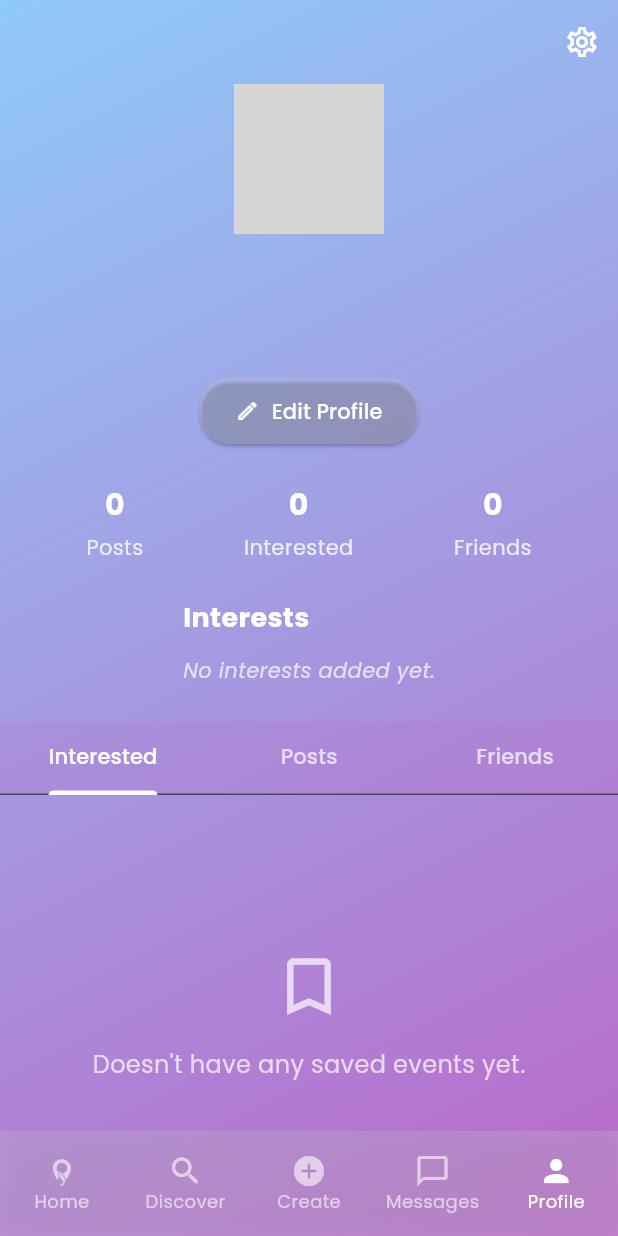
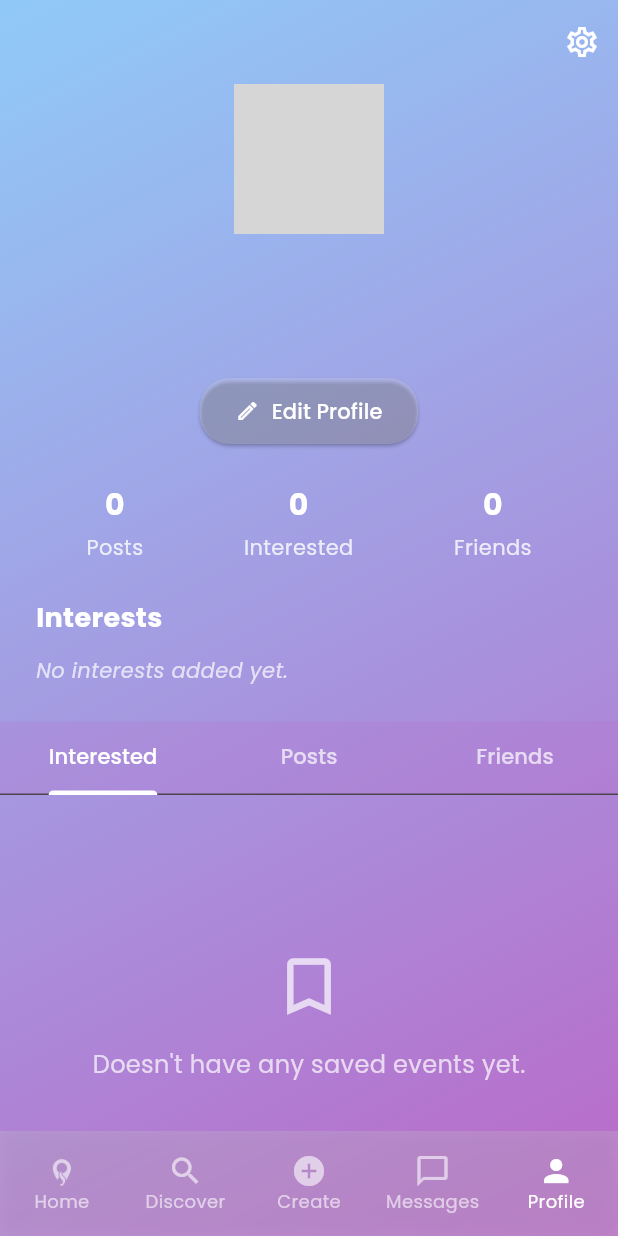
Before and after one commit to Oscasavia/wimbli-app, a Flutter app: the AppShell screen opened directly, item 5 of the bottom bar chosen, on a phone screen of 412 x 824 dp. Run offline on Flutter 3.47's test engine with Material 3 defaults, Android fonts, the light colour scheme and no system bars; our stand-ins replace app_links, cloud_firestore, cloud_functions, firebase_auth, firebase_core, firebase_messaging and 9 more; missing offline and left inert: device_calendar; accounts and stored records are empty; network calls fail; statements that could not run were skipped; grey boxes are pictures that could not be loaded.

Commit message:
tiny UI adjustments on app shell unread dot and profile chip scroll

```diff
--- a/lib/pages/app_shell.dart
+++ b/lib/pages/app_shell.dart
@@ -231,12 +231,12 @@ class _AppShellState extends State<AppShell> {
                               decoration: BoxDecoration(
                                 color: Colors.blue.shade400,
                                 shape: BoxShape.circle,
-                                border:
-                                    Border.all(color: Colors.white, width: 1),
+                                // border:
+                                //     Border.all(color: Colors.white, width: 0.5),
                               ),
                               constraints: const BoxConstraints(
-                                minWidth: 10,
-                                minHeight: 10,
+                                minWidth: 8,
+                                minHeight: 8,
                               ),
                             ),
                           ),
--- a/lib/pages/main/profile_page.dart
+++ b/lib/pages/main/profile_page.dart
@@ -1041,11 +1041,14 @@ class _ProfilePageState extends State<ProfilePage>
                     const SizedBox(height: 24),
                     _buildStatsRow(interestedCount),
                     const SizedBox(height: 24),
-                    _buildInterestsSection(userInterests),
-                    const SizedBox(height: 24),
+                    // _buildInterestsSection(userInterests),
+                    // const SizedBox(height: 24),
                   ],
                 ),
               ),
+            ),
+            SliverToBoxAdapter(
+              child: _buildInterestsSection(userInterests),
             ),
             SliverPersistentHeader(
               delegate: _SliverAppBarDelegate(
@@ -1346,22 +1349,30 @@ class _ProfilePageState extends State<ProfilePage>
     return Column(
       crossAxisAlignment: CrossAxisAlignment.start,
       children: [
-        const Text('Interests',
-            style: TextStyle(
-                fontSize: 18,
-                fontWeight: FontWeight.bold,
-                color: Colors.white)),
+        const Padding(
+          padding:
+              EdgeInsets.symmetric(horizontal: 24.0), // Padding for the title
+          child: Text('Interests',
+              style: TextStyle(
+                  fontSize: 18,
+                  fontWeight: FontWeight.bold,
+                  color: Colors.white)),
+        ),
         const SizedBox(height: 12),
         if (interests.isEmpty)
-          Text('No interests added yet.',
-              style: TextStyle(
-                  color: Colors.white.withOpacity(0.7),
-                  fontStyle: FontStyle.italic))
+          const Padding(
+            padding: EdgeInsets.symmetric(
+                horizontal: 24.0), // Padding for the empty text
+            child: Text('No interests added yet.',
+                style: TextStyle(
+                    color: Colors.white70, fontStyle: FontStyle.italic)),
+          )
         else
           SizedBox(
             height: 40,
             child: ListView.builder(
               scrollDirection: Axis.horizontal,
+              padding: const EdgeInsets.symmetric(horizontal: 24.0),
               itemCount: interests.length,
               itemBuilder: (context, index) {
                 return Padding(
@@ -1380,6 +1391,7 @@ class _ProfilePageState extends State<ProfilePage>
               },
             ),
           ),
+        const SizedBox(height: 24),
       ],
     );
   }
```
